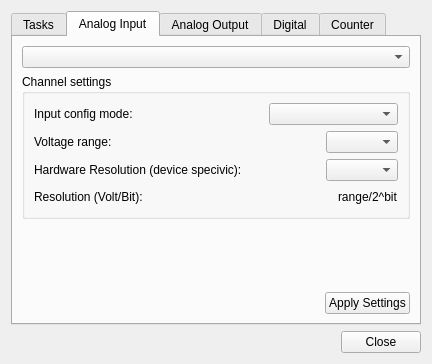
Qt form niDAQmx/dialogNI-DAQmx.ui (itom-project/plugins) before a commit.
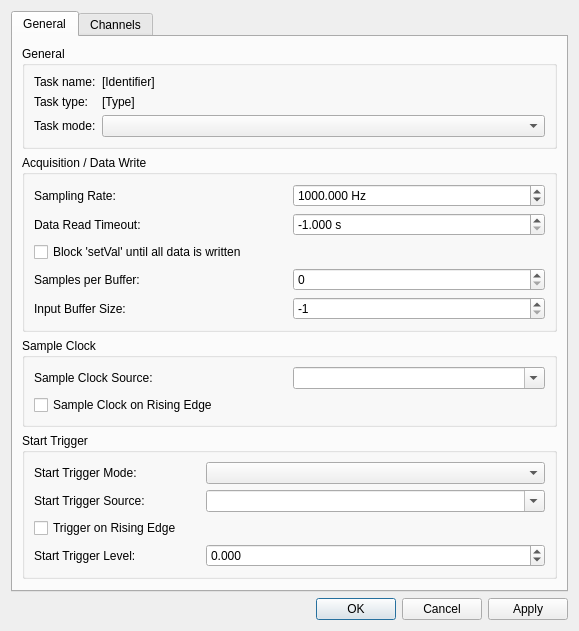
The same form after that commit. The open tabs and pages were chosen to show the change.

Commit message: nidaqmx: further work on config dialog

What changed in the file:
```diff
--- a/niDAQmx/dialogNI-DAQmx.ui
+++ b/niDAQmx/dialogNI-DAQmx.ui
@@ -6,8 +6,8 @@
    <rect>
     <x>0</x>
     <y>0</y>
-    <width>432</width>
-    <height>342</height>
+    <width>579</width>
+    <height>573</height>
    </rect>
   </property>
   <property name="windowTitle">
@@ -15,327 +15,298 @@
   </property>
   <layout class="QVBoxLayout" name="verticalLayout_12">
    <item>
-    <widget class="QSplitter" name="splitter">
-     <property name="orientation">
-      <enum>Qt::Horizontal</enum>
-     </property>
-     <widget class="QWidget" name="layoutWidget">
-      <layout class="QVBoxLayout" name="verticalLayout">
-       <item>
         <widget class="QTabWidget" name="tabWidget">
-         <property name="enabled">
-          <bool>true</bool>
-         </property>
-         <property name="tabPosition">
-          <enum>QTabWidget::North</enum>
-         </property>
-         <property name="tabShape">
-          <enum>QTabWidget::Rounded</enum>
-         </property>
          <property name="currentIndex">
           <number>0</number>
          </property>
-         <property name="documentMode">
-          <bool>false</bool>
-         </property>
-         <property name="tabsClosable">
-          <bool>false</bool>
-         </property>
-         <widget class="QWidget" name="tab_5">
+     <widget class="QWidget" name="tab">
           <attribute name="title">
-           <string>Tasks</string>
-          </attribute>
-          <layout class="QVBoxLayout" name="verticalLayout_3">
+       <string>General</string>
+      </attribute>
+      <layout class="QVBoxLayout" name="verticalLayout">
            <item>
-            <widget class="QComboBox" name="taskCombo"/>
-           </item>
-           <item>
-            <widget class="QGroupBox" name="groupBox_2">
+        <widget class="QGroupBox" name="groupBox">
+         <property name="minimumSize">
+          <size>
+           <width>0</width>
+           <height>0</height>
+          </size>
+         </property>
              <property name="title">
-              <string>Task parameters</string>
+          <string>General</string>
              </property>
              <layout class="QGridLayout" name="gridLayout">
-              <item row="0" column="0">
-               <widget class="QLabel" name="label">
+          <item row="2" column="0">
+           <widget class="QLabel" name="label_11">
+            <property name="sizePolicy">
+             <sizepolicy hsizetype="Maximum" vsizetype="Preferred">
+              <horstretch>0</horstretch>
+              <verstretch>0</verstretch>
+             </sizepolicy>
+            </property>
                 <property name="text">
-                 <string>Frequenz</string>
+             <string>Task mode:</string>
                 </property>
                </widget>
               </item>
-              <item row="0" column="1">
-               <spacer name="horizontalSpacer_3">
-                <property name="orientation">
-                 <enum>Qt::Horizontal</enum>
-                </property>
-                <property name="sizeHint" stdset="0">
-                 <size>
-                  <width>128</width>
-                  <height>20</height>
-                 </size>
-                </property>
-               </spacer>
-              </item>
-              <item row="0" column="2">
-               <widget class="QSpinBox" name="taskRateSpin">
-                <property name="minimum">
-                 <number>1</number>
-                </property>
-                <property name="maximum">
-                 <number>1000000</number>
-                </property>
-                <property name="value">
-                 <number>20000</number>
-                </property>
-               </widget>
-              </item>
-              <item row="0" column="3">
-               <widget class="QLabel" name="label_3">
+          <item row="0" column="0">
+           <widget class="QLabel" name="label_8">
+            <property name="sizePolicy">
+             <sizepolicy hsizetype="Maximum" vsizetype="Preferred">
+              <horstretch>0</horstretch>
+              <verstretch>0</verstretch>
+             </sizepolicy>
+            </property>
+            <property name="text">
+             <string>Task name:</string>
+            </property>
+           </widget>
+          </item>
+          <item row="1" column="0">
+           <widget class="QLabel" name="label_7">
+            <property name="sizePolicy">
+             <sizepolicy hsizetype="Maximum" vsizetype="Preferred">
+              <horstretch>0</horstretch>
+              <verstretch>0</verstretch>
+             </sizepolicy>
+            </property>
+            <property name="text">
+             <string>Task type:</string>
+            </property>
+           </widget>
+          </item>
+          <item row="2" column="1">
+           <widget class="QComboBox" name="comboTaskMode"/>
+          </item>
+          <item row="1" column="1">
+           <widget class="QLabel" name="lblType">
                 <property name="text">
-                 <string>[Hz]</string>
+             <string>[Type]</string>
                 </property>
                </widget>
               </item>
-              <item row="1" column="0">
-               <widget class="QLabel" name="label_2">
+          <item row="0" column="1">
+           <widget class="QLabel" name="lblName">
                 <property name="text">
-                 <string>Samples to read</string>
+             <string>[Identifier]</string>
                 </property>
                </widget>
               </item>
-              <item row="1" column="1">
-               <spacer name="horizontalSpacer_4">
-                <property name="orientation">
-                 <enum>Qt::Horizontal</enum>
-                </property>
-                <property name="sizeHint" stdset="0">
+         </layout>
+        </widget>
+       </item>
+       <item>
+        <widget class="QGroupBox" name="groupBox_2">
+         <property name="minimumSize">
                  <size>
-                  <width>128</width>
-                  <height>20</height>
-                 </size>
-                </property>
-               </spacer>
-              </item>
-              <item row="1" column="2">
-               <widget class="QSpinBox" name="taskSampleSpin">
+           <width>0</width>
+           <height>0</height>
+          </size>
+         </property>
+         <property name="title">
+          <string>Acquisition / Data Write</string>
+         </property>
+         <layout class="QGridLayout" name="gridLayout_2">
+          <item row="5" column="0">
+           <widget class="QLabel" name="lblReadTimeout_3">
+            <property name="text">
+             <string>Input Buffer Size:</string>
+            </property>
+           </widget>
+          </item>
+          <item row="0" column="1">
+           <widget class="QDoubleSpinBox" name="doubleSpinSamplingRate">
+            <property name="suffix">
+             <string> Hz</string>
+            </property>
+            <property name="decimals">
+             <number>3</number>
+            </property>
                 <property name="minimum">
-                 <number>1</number>
+             <double>0.001000000000000</double>
                 </property>
                 <property name="maximum">
-                 <number>1000000</number>
+             <double>10000000.000000000000000</double>
                 </property>
                 <property name="value">
-                 <number>20000</number>
+             <double>1000.000000000000000</double>
                 </property>
                </widget>
               </item>
-              <item row="1" column="3">
+          <item row="1" column="1">
+           <widget class="QDoubleSpinBox" name="doubleSpinReadTimeout">
+            <property name="suffix">
+             <string> s</string>
+            </property>
+            <property name="decimals">
+             <number>3</number>
+            </property>
+            <property name="minimum">
+             <double>-1.000000000000000</double>
+            </property>
+            <property name="maximum">
+             <double>10000000.000000000000000</double>
+            </property>
+            <property name="value">
+             <double>-1.000000000000000</double>
+            </property>
+           </widget>
+          </item>
+          <item row="2" column="0" colspan="2">
+           <widget class="QCheckBox" name="checkSetValWaitForFinish">
+            <property name="text">
+             <string>Block 'setVal' until all data is written</string>
+            </property>
+           </widget>
+          </item>
+          <item row="4" column="0">
+           <widget class="QLabel" name="lblReadTimeout_2">
+            <property name="text">
+             <string>Samples per Buffer:</string>
+            </property>
+           </widget>
+          </item>
+          <item row="1" column="0">
+           <widget class="QLabel" name="lblReadTimeout">
+            <property name="text">
+             <string>Data Read Timeout:</string>
+            </property>
+           </widget>
+          </item>
+          <item row="0" column="0">
                <widget class="QLabel" name="label_4">
                 <property name="text">
-                 <string>[1]</string>
+             <string>Sampling Rate:</string>
                 </property>
                </widget>
               </item>
-             </layout>
-            </widget>
-           </item>
-           <item>
-            <widget class="QGroupBox" name="groupBox">
-             <property name="title">
-              <string>Assigned channels</string>
-             </property>
-             <layout class="QVBoxLayout" name="verticalLayout_2">
-              <item>
-               <widget class="QListWidget" name="taskChannelList"/>
+          <item row="4" column="1">
+           <widget class="QSpinBox" name="spinSamplesPerChannel">
+            <property name="maximum">
+             <number>999999999</number>
+            </property>
+           </widget>
+          </item>
+          <item row="5" column="1">
+           <widget class="QSpinBox" name="spinInputBufferSize">
+            <property name="minimum">
+             <number>-1</number>
+            </property>
+            <property name="maximum">
+             <number>999999999</number>
+            </property>
+            <property name="value">
+             <number>-1</number>
+            </property>
+           </widget>
               </item>
              </layout>
             </widget>
            </item>
            <item>
-            <layout class="QHBoxLayout" name="horizontalLayout_5">
-             <item>
-              <spacer name="horizontalSpacer_7">
-               <property name="orientation">
-                <enum>Qt::Horizontal</enum>
-               </property>
-               <property name="sizeHint" stdset="0">
+        <widget class="QGroupBox" name="groupBox_4">
+         <property name="minimumSize">
                 <size>
-                 <width>40</width>
-                 <height>20</height>
-                </size>
-               </property>
-              </spacer>
-             </item>
-             <item>
-              <widget class="QPushButton" name="taskApplyButton">
-               <property name="enabled">
+           <width>0</width>
+           <height>0</height>
+          </size>
+         </property>
+         <property name="title">
+          <string>Sample Clock</string>
+         </property>
+         <layout class="QGridLayout" name="gridLayout_4">
+          <item row="0" column="0">
+           <widget class="QLabel" name="label_10">
+            <property name="text">
+             <string>Sample Clock Source:</string>
+            </property>
+           </widget>
+          </item>
+          <item row="0" column="1">
+           <widget class="QComboBox" name="comboSampleClockSource">
+            <property name="editable">
                 <bool>true</bool>
                </property>
+           </widget>
+          </item>
+          <item row="1" column="0" colspan="2">
+           <widget class="QCheckBox" name="checkSampleClockRisingEdge">
                <property name="text">
-                <string>Apply Settings</string>
+             <string>Sample Clock on Rising Edge</string>
                </property>
               </widget>
              </item>
             </layout>
-           </item>
-          </layout>
-         </widget>
-         <widget class="QWidget" name="tab">
-          <attribute name="title">
-           <string>Analog Input</string>
-          </attribute>
-          <layout class="QVBoxLayout" name="verticalLayout_4">
-           <item>
-            <widget class="QComboBox" name="aiChannelCombo">
-             <property name="sizePolicy">
-              <sizepolicy hsizetype="Expanding" vsizetype="Fixed">
-               <horstretch>0</horstretch>
-               <verstretch>0</verstretch>
-              </sizepolicy>
-             </property>
-            </widget>
+        </widget>
            </item>
            <item>
-            <widget class="QGroupBox" name="groupBox_3">
+        <widget class="QGroupBox" name="groupBox_5">
              <property name="title">
-              <string>Channel settings</string>
-             </property>
-             <layout class="QVBoxLayout" name="verticalLayout_5">
-              <item>
-               <layout class="QHBoxLayout" name="horizontalLayout" stretch="0,0,0">
-                <property name="leftMargin">
-                 <number>0</number>
-                </property>
-                <property name="topMargin">
-                 <number>0</number>
-                </property>
-                <property name="rightMargin">
-                 <number>0</number>
-                </property>
-                <property name="bottomMargin">
-                 <number>0</number>
-                </property>
-                <item>
-                 <widget class="QLabel" name="label_5">
+          <string>Start Trigger</string>
+         </property>
+         <layout class="QGridLayout" name="gridLayout_3">
+          <item row="2" column="0">
+           <widget class="QLabel" name="label_9">
                   <property name="text">
-                   <string>Input config mode:</string>
+             <string>Start Trigger Source:</string>
                   </property>
                  </widget>
                 </item>
-                <item>
-                 <spacer name="horizontalSpacer_6">
-                  <property name="orientation">
-                   <enum>Qt::Horizontal</enum>
-                  </property>
-                  <property name="sizeHint" stdset="0">
-                   <size>
-                    <width>40</width>
-                    <height>20</height>
-                   </size>
-                  </property>
-                 </spacer>
-                </item>
-                <item>
-                 <widget class="QComboBox" name="aiConfigCombo">
-                  <property name="sizePolicy">
-                   <sizepolicy hsizetype="Expanding" vsizetype="Fixed">
-                    <horstretch>0</horstretch>
-                    <verstretch>0</verstretch>
-                   </sizepolicy>
-                  </property>
-                 </widget>
-                </item>
-               </layout>
-              </item>
-              <item>
-               <layout class="QHBoxLayout" name="horizontalLayout_2">
-                <item>
-                 <widget class="QLabel" name="aiVoltageRangeLabel">
+          <item row="3" column="0" colspan="3">
+           <widget class="QCheckBox" name="checkStartTriggerRisingEdge">
                   <property name="text">
-                   <string>Voltage range:</string>
+             <string>Trigger on Rising Edge</string>
                   </property>
                  </widget>
                 </item>
-                <item>
-                 <spacer name="horizontalSpacer_5">
-                  <property name="orientation">
-                   <enum>Qt::Horizontal</enum>
-                  </property>
-                  <property name="sizeHint" stdset="0">
-                   <size>
-                    <width>124</width>
-                    <height>20</height>
-                   </size>
-                  </property>
-                 </spacer>
-                </item>
-                <item>
-                 <widget class="QComboBox" name="aiRangeCombo"/>
-                </item>
-               </layout>
-              </item>
-              <item>
-               <layout class="QHBoxLayout" name="horizontalLayout_3">
-                <item>
+          <item row="1" column="0">
                  <widget class="QLabel" name="label_6">
                   <property name="text">
-                   <string>Hardware Resolution (device specivic):</string>
+             <string>Start Trigger Mode:</string>
                   </property>
                  </widget>
                 </item>
-                <item>
-                 <spacer name="horizontalSpacer_12">
-                  <property name="orientation">
-                   <enum>Qt::Horizontal</enum>
-                  </property>
-                  <property name="sizeHint" stdset="0">
-                   <size>
-                    <width>40</width>
-                    <height>20</height>
-                   </size>
-                  </property>
-                 </spacer>
-                </item>
-                <item>
-                 <widget class="QComboBox" name="aiBitCombo"/>
-                </item>
-               </layout>
-              </item>
-              <item>
-               <layout class="QHBoxLayout" name="horizontalLayout_9">
-                <item>
-                 <widget class="QLabel" name="label_7">
+          <item row="1" column="1" colspan="2">
+           <widget class="QComboBox" name="comboStartTriggerMode"/>
+          </item>
+          <item row="2" column="1" colspan="2">
+           <widget class="QComboBox" name="comboStartTriggerSource">
+            <property name="editable">
+             <bool>true</bool>
+            </property>
+           </widget>
+          </item>
+          <item row="4" column="0">
+           <widget class="QLabel" name="lblStartTriggerLevel">
                   <property name="text">
-                   <string>Resolution (Volt/Bit):</string>
+             <string>Start Trigger Level:</string>
                   </property>
                  </widget>
                 </item>
-                <item>
-                 <spacer name="horizontalSpacer_13">
-                  <property name="orientation">
-                   <enum>Qt::Horizontal</enum>
-                  </property>
-                  <property name="sizeHint" stdset="0">
-                   <size>
-                    <width>40</width>
-                    <height>20</height>
-                   </size>
-                  </property>
-                 </spacer>
-                </item>
-                <item>
-                 <widget class="QLabel" name="aiResolutionLabel">
-                  <property name="text">
-                   <string>range/2^bit</string>
-                  </property>
+          <item row="4" column="1" colspan="2">
+           <widget class="QDoubleSpinBox" name="doubleSpinStartTriggerLevel">
+            <property name="suffix">
+             <string/>
+            </property>
+            <property name="decimals">
+             <number>3</number>
+            </property>
+            <property name="minimum">
+             <double>-1000.000000000000000</double>
+            </property>
+            <property name="maximum">
+             <double>1000.000000000000000</double>
+            </property>
+            <property name="value">
+             <double>0.000000000000000</double>
+            </property>
                  </widget>
                 </item>
                </layout>
-              </item>
-             </layout>
             </widget>
            </item>
            <item>
-            <spacer name="verticalSpacer">
+        <spacer name="verticalSpacer_2">
              <property name="orientation">
               <enum>Qt::Vertical</enum>
              </property>
@@ -347,290 +318,148 @@
              </property>
             </spacer>
            </item>
-           <item>
-            <layout class="QHBoxLayout" name="horizontalLayout_4">
-             <item>
-              <spacer name="horizontalSpacer">
-               <property name="orientation">
-                <enum>Qt::Horizontal</enum>
-               </property>
-               <property name="sizeHint" stdset="0">
-                <size>
-                 <width>40</width>
-                 <height>20</height>
-                </size>
-               </property>
-              </spacer>
-             </item>
-             <item>
-              <widget class="QPushButton" name="aiApplyButton">
-               <property name="text">
-                <string>Apply Settings</string>
-               </property>
-              </widget>
-             </item>
-            </layout>
-           </item>
           </layout>
          </widget>
          <widget class="QWidget" name="tab_2">
-          <property name="toolTip">
-           <string>&lt;html&gt;&lt;head/&gt;&lt;body&gt;&lt;p&gt;Test&lt;/p&gt;&lt;p&gt;&lt;br/&gt;&lt;/p&gt;&lt;/body&gt;&lt;/html&gt;</string>
-          </property>
           <attribute name="title">
-           <string>Analog Output</string>
-          </attribute>
-          <layout class="QVBoxLayout" name="verticalLayout_6">
+       <string>Channels</string>
+      </attribute>
+      <layout class="QHBoxLayout" name="horizontalLayout_2">
            <item>
-            <widget class="QComboBox" name="aoChannelCombo"/>
-           </item>
-           <item>
-            <widget class="QGroupBox" name="groupBox_6">
-             <property name="enabled">
-              <bool>true</bool>
-             </property>
-             <property name="title">
-              <string>Channel settings</string>
-             </property>
-             <layout class="QVBoxLayout" name="verticalLayout_9">
-              <item>
-               <layout class="QGridLayout" name="gridLayout_3">
-                <item row="0" column="0">
-                 <widget class="QLabel" name="aiMinLabel_2">
+        <widget class="QTreeWidget" name="treeChannels">
+         <property name="sizePolicy">
+          <sizepolicy hsizetype="Preferred" vsizetype="Expanding">
+           <horstretch>0</horstretch>
+           <verstretch>0</verstretch>
+          </sizepolicy>
+         </property>
+         <property name="editTriggers">
+          <set>QAbstractItemView::NoEditTriggers</set>
+         </property>
+         <property name="selectionMode">
+          <enum>QAbstractItemView::SingleSelection</enum>
+         </property>
+         <property name="sortingEnabled">
+          <bool>false</bool>
+         </property>
+         <attribute name="headerVisible">
+          <bool>false</bool>
+         </attribute>
+         <column>
                   <property name="text">
-                   <string>min. voltage:</string>
-                  </property>
-                 </widget>
-                </item>
-                <item row="0" column="1">
-                 <spacer name="horizontalSpacer_10">
-                  <property name="orientation">
-                   <enum>Qt::Horizontal</enum>
-                  </property>
-                  <property name="sizeHint" stdset="0">
-                   <size>
-                    <width>124</width>
-                    <height>20</height>
-                   </size>
-                  </property>
-                 </spacer>
-                </item>
-                <item row="0" column="2">
-                 <widget class="QSpinBox" name="aoMinSpin">
-                  <property name="minimum">
-                   <number>-10</number>
-                  </property>
-                  <property name="maximum">
-                   <number>10</number>
-                  </property>
-                 </widget>
-                </item>
-                <item row="1" column="0">
-                 <widget class="QLabel" name="aiMaxLabel_2">
+           <string notr="true">1</string>
+          </property>
+         </column>
+        </widget>
+       </item>
+       <item>
+        <widget class="QGroupBox" name="groupBox_3">
+         <property name="title">
+          <string>Properties</string>
+         </property>
+         <layout class="QVBoxLayout" name="verticalLayout_2">
+          <item>
+           <widget class="QLabel" name="label_3">
+            <property name="text">
+             <string>Terminal Config:</string>
+            </property>
+           </widget>
+          </item>
+          <item>
+           <widget class="QComboBox" name="comboBox">
+            <item>
                   <property name="text">
-                   <string>max. voltage:</string>
-                  </property>
-                 </widget>
-                </item>
-                <item row="1" column="1">
-                 <spacer name="horizontalSpacer_11">
-                  <property name="orientation">
-                   <enum>Qt::Horizontal</enum>
-                  </property>
-                  <property name="sizeHint" stdset="0">
-                   <size>
-                    <width>124</width>
-                    <height>20</height>
-                   </size>
-                  </property>
-                 </spacer>
-                </item>
-                <item row="1" column="2">
-                 <widget class="QSpinBox" name="aoMaxSpin">
-                  <property name="minimum">
-                   <number>-10</number>
-                  </property>
-                  <property name="maximum">
-                   <number>10</number>
-                  </property>
-                 </widget>
-                </item>
-               </layout>
-              </item>
-             </layout>
-            </widget>
-           </item>
+              <string>Default = 0</string>
+             </property>
+            </item>
+            <item>
+             <property name="text">
+              <string>Diff = 1</string>
+             </property>
+            </item>
            <item>
-            <spacer name="verticalSpacer_2">
-             <property name="orientation">
-              <enum>Qt::Vertical</enum>
+             <property name="text">
+              <string>RSE = 2</string>
              </property>
-             <property name="sizeHint" stdset="0">
-              <size>
-               <width>20</width>
-               <height>291</height>
-              </size>
-             </property>
-            </spacer>
            </item>
            <item>
-            <layout class="QHBoxLayout" name="horizontalLayout_6">
-             <item>
-              <spacer name="horizontalSpacer_2">
-               <property name="orientation">
-                <enum>Qt::Horizontal</enum>
-               </property>
-               <property name="sizeHint" stdset="0">
-                <size>
-                 <width>40</width>
-                 <height>20</height>
-                </size>
-               </property>
-              </spacer>
+             <property name="text">
+              <string>NRSE = 3</string>
+             </property>
              </item>
              <item>
-              <widget class="QPushButton" name="aoApplyButton">
                <property name="text">
-                <string>Apply Settings</string>
-               </property>
-              </widget>
-             </item>
-            </layout>
-           </item>
-          </layout>
-         </widget>
-         <widget class="QWidget" name="tab_3">
-          <property name="enabled">
-           <bool>true</bool>
-          </property>
-          <attribute name="title">
-           <string>Digital</string>
-          </attribute>
-          <layout class="QVBoxLayout" name="verticalLayout_7">
-           <item>
-            <widget class="QComboBox" name="dioChannelCombo">
-             <property name="enabled">
-              <bool>true</bool>
-             </property>
-            </widget>
+              <string>PseudoDiff = 4</string>
+             </property>
+            </item>
+           </widget>
            </item>
            <item>
-            <widget class="QGroupBox" name="groupBox_5">
-             <property name="enabled">
-              <bool>true</bool>
-             </property>
-             <property name="title">
-              <string>Channel settings (not implemented yet)</string>
-             </property>
-             <layout class="QVBoxLayout" name="verticalLayout_10"/>
+           <widget class="QLabel" name="label_2">
+            <property name="text">
+             <string>Minimum Voltage:</string>
+            </property>
             </widget>
            </item>
            <item>
-            <spacer name="verticalSpacer_3">
-             <property name="orientation">
-              <enum>Qt::Vertical</enum>
-             </property>
-             <property name="sizeHint" stdset="0">
-              <size>
-               <width>20</width>
-               <height>345</height>
-              </size>
-             </property>
-            </spacer>
-           </item>
-           <item>
-            <layout class="QHBoxLayout" name="horizontalLayout_7">
-             <item>
-              <spacer name="horizontalSpacer_8">
-               <property name="orientation">
-                <enum>Qt::Horizontal</enum>
-               </property>
-               <property name="sizeHint" stdset="0">
-                <size>
-                 <width>40</width>
-                 <height>20</height>
-                </size>
-               </property>
-              </spacer>
+           <widget class="QDoubleSpinBox" name="doubleSpinBox">
+            <property name="suffix">
+             <string> V</string>
+            </property>
+            <property name="decimals">
+             <number>2</number>
+            </property>
+            <property name="minimum">
+             <double>-10000.000000000000000</double>
+            </property>
+            <property name="maximum">
+             <double>10000.000000000000000</double>
+            </property>
+            <property name="value">
+             <double>-5.000000000000000</double>
+            </property>
+           </widget>
              </item>
              <item>
-              <widget class="QPushButton" name="dioApplyButton">
-               <property name="enabled">
-                <bool>false</bool>
-               </property>
+           <widget class="QLabel" name="label">
                <property name="text">
-                <string>Apply Settings</string>
+             <string>Maximum Voltage:</string>
                </property>
               </widget>
              </item>
-            </layout>
-           </item>
-          </layout>
-         </widget>
-         <widget class="QWidget" name="tab_4">
-          <property name="enabled">
-           <bool>true</bool>
-          </property>
-          <attribute name="title">
-           <string>Counter</string>
-          </attribute>
-          <layout class="QVBoxLayout" name="verticalLayout_8">
            <item>
-            <widget class="QComboBox" name="cioChannelCombo"/>
-           </item>
-           <item>
-            <widget class="QGroupBox" name="groupBox_4">
-             <property name="enabled">
-              <bool>true</bool>
-             </property>
-             <property name="title">
-              <string>Channel settings (not implemented yet)</string>
-             </property>
-             <layout class="QVBoxLayout" name="verticalLayout_11"/>
+           <widget class="QDoubleSpinBox" name="doubleSpinBox_2">
+            <property name="suffix">
+             <string> V</string>
+            </property>
+            <property name="decimals">
+             <number>2</number>
+            </property>
+            <property name="minimum">
+             <double>-10000.000000000000000</double>
+            </property>
+            <property name="maximum">
+             <double>10000.000000000000000</double>
+            </property>
+            <property name="value">
+             <double>-5.000000000000000</double>
+            </property>
             </widget>
            </item>
            <item>
-            <spacer name="verticalSpacer_4">
+           <spacer name="verticalSpacer">
              <property name="orientation">
               <enum>Qt::Vertical</enum>
              </property>
              <property name="sizeHint" stdset="0">
               <size>
                <width>20</width>
-               <height>345</height>
+              <height>311</height>
               </size>
              </property>
             </spacer>
            </item>
-           <item>
-            <layout class="QHBoxLayout" name="horizontalLayout_8">
-             <item>
-              <spacer name="horizontalSpacer_9">
-               <property name="orientation">
-                <enum>Qt::Horizontal</enum>
-               </property>
-               <property name="sizeHint" stdset="0">
-                <size>
-                 <width>40</width>
-                 <height>20</height>
-                </size>
-               </property>
-              </spacer>
-             </item>
-             <item>
-              <widget class="QPushButton" name="cioApplyButton">
-               <property name="enabled">
-                <bool>false</bool>
-               </property>
-               <property name="text">
-                <string>Apply Settings</string>
-               </property>
-              </widget>
-             </item>
-            </layout>
-           </item>
-          </layout>
-         </widget>
+         </layout>
         </widget>
        </item>
       </layout>
@@ -639,17 +468,11 @@
    </item>
    <item>
     <widget class="QDialogButtonBox" name="buttonBox">
-     <property name="locale">
-      <locale language="German" country="Germany"/>
-     </property>
      <property name="orientation">
       <enum>Qt::Horizontal</enum>
      </property>
      <property name="standardButtons">
-      <set>QDialogButtonBox::Close</set>
-     </property>
-     <property name="centerButtons">
-      <bool>false</bool>
+      <set>QDialogButtonBox::Apply|QDialogButtonBox::Cancel|QDialogButtonBox::Ok</set>
      </property>
     </widget>
    </item>
```
Lines whose indentation alone changed are shown as unchanged. The commit also changes 3 other files.
